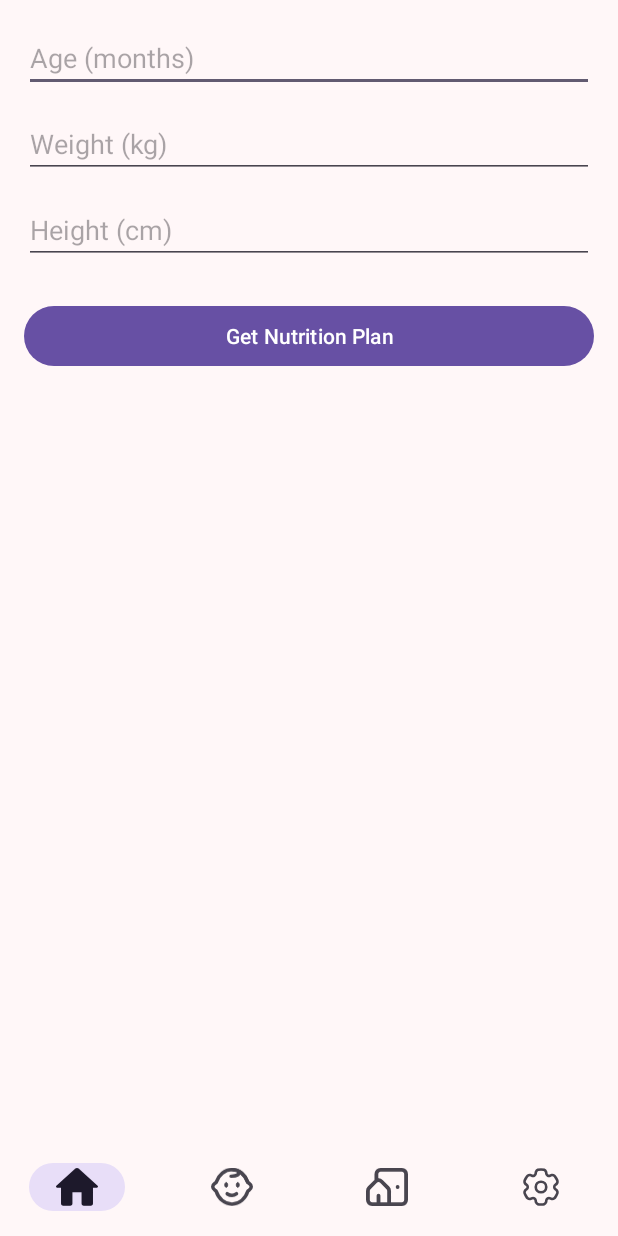
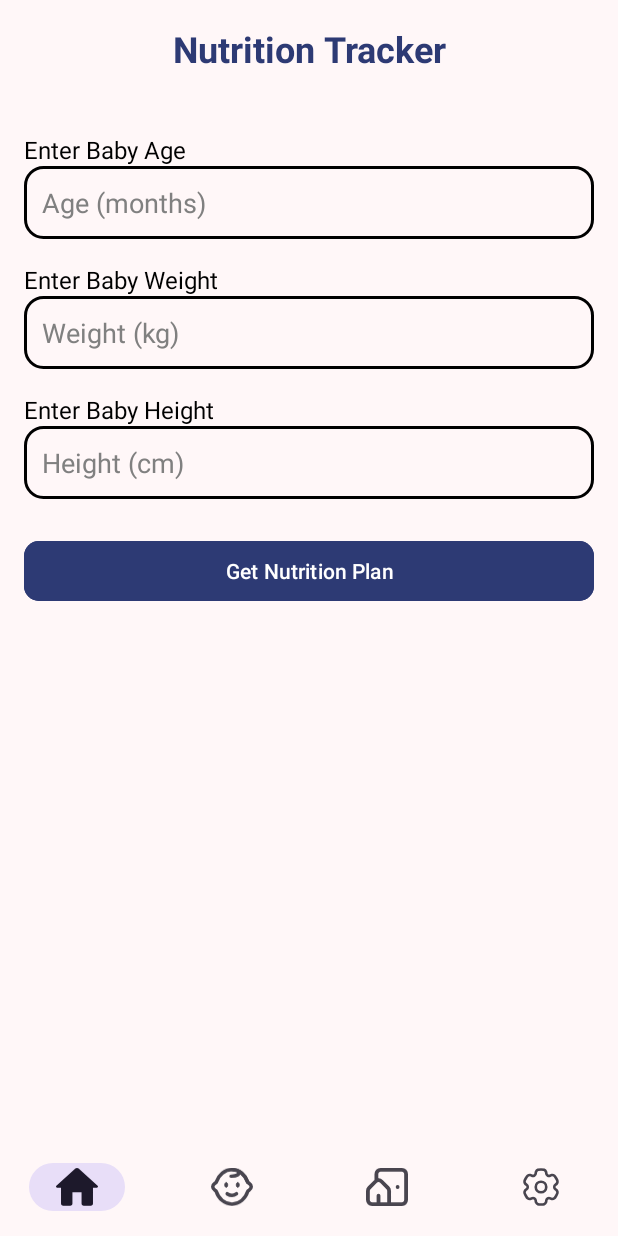
Before and after one commit to yogeshveus/LullabyCare, an Android app: the NutritionTrackerActivity screen opened directly, with no data from a screen before it, on a phone screen of 412 x 824 dp. Run offline under Robolectric (Android 15) with nearby library versions, the phone set to English and light mode, and no system bars.

Commit message:
Improveed Nutrition tracker UI and implemented gemini

```diff
--- a/app/build.gradle.kts
+++ b/app/build.gradle.kts
@@ -51,6 +51,8 @@ dependencies {
     ksp(libs.androidx.room.compiler)
 
     // your existing dependencies...
+    implementation ("com.squareup.okhttp3:okhttp:4.11.0")
+    implementation ("org.jetbrains.kotlinx:kotlinx-coroutines-android:1.7.3")
     implementation(libs.lifecycle.viewmodel.ktx.v270)
     implementation(libs.androidx.lifecycle.runtime.ktx)
     implementation(libs.androidx.lifecycle.extensions)
--- a/app/src/main/java/com/example/babymonitorapp/ReminderReciever.kt
+++ b/app/src/main/java/com/example/babymonitorapp/ReminderReciever.kt
@@ -1,5 +1,6 @@
 package com.example.babymonitorapp
 
+import android.annotation.SuppressLint
 import android.content.BroadcastReceiver
 import android.content.Context
 import android.content.Intent
@@ -9,6 +10,7 @@ import android.util.Log
 import android.widget.Toast
 
 class ReminderReceiver : BroadcastReceiver() {
+    @SuppressLint("MissingPermission")
     override fun onReceive(context: Context, intent: Intent) {
         val text = intent.getStringExtra("text") ?: "Reminder"
 
--- /dev/null
+++ b/app/src/main/res/drawable/edittext_border.xml
@@ -0,0 +1,12 @@
+<?xml version="1.0" encoding="utf-8"?>
+<shape xmlns:android="http://schemas.android.com/apk/res/android"
+    android:shape="rectangle">
+
+    <solid android:color="@android:color/transparent" />
+
+    <stroke
+        android:width="2dp"
+        android:color="@android:color/black" />
+
+    <corners android:radius="12dp" />
+</shape>
--- a/app/src/main/res/layout/activity_main3.xml
+++ b/app/src/main/res/layout/activity_main3.xml
@@ -31,8 +31,6 @@
                 android:paddingStart="16dp"
                 android:paddingEnd="16dp">
 
-                <!-- Left Icon -->
-
                 <!-- Greeting Text -->
                 <TextView
                     android:id="@+id/textView"
@@ -40,8 +38,10 @@
                     android:layout_height="wrap_content"
                     android:layout_weight="1"
                     android:fontFamily="sans-serif-medium"
-                    android:gravity="center"
+                    android:gravity="start"
+                    android:paddingStart="10dp"
                     android:text="Good Morning!"
+                    android:textAlignment="textStart"
                     android:textColor="#FBFBFB"
                     android:textSize="30sp" />
 
--- a/app/src/main/res/layout/activity_nutrition_tracker.xml
+++ b/app/src/main/res/layout/activity_nutrition_tracker.xml
@@ -8,56 +8,120 @@
     android:layout_height="match_parent"
     android:background="@color/backgroundLight">
 
+    <!-- Nutrition Tracker Heading -->
+    <TextView
+        android:id="@+id/nutritionTrackerHeading"
+        android:layout_width="0dp"
+        android:layout_height="wrap_content"
+        android:text="Nutrition Tracker"
+        android:textSize="24sp"
+        android:textStyle="bold"
+        android:textColor="@color/primaryBlue"
+        android:gravity="center"
+        android:padding="16dp"
+        app:layout_constraintTop_toTopOf="parent"
+        app:layout_constraintStart_toStartOf="parent"
+        app:layout_constraintEnd_toEndOf="parent" />
+
     <ScrollView
+        android:id="@+id/scrollView"
         android:padding="16dp"
-    android:layout_width="match_parent"
-    android:layout_height="match_parent">
+        android:layout_width="0dp"
+        android:layout_height="0dp"
+        app:layout_constraintTop_toBottomOf="@id/nutritionTrackerHeading"
+        app:layout_constraintBottom_toTopOf="@id/bottomNavigationView"
+        app:layout_constraintStart_toStartOf="parent"
+        app:layout_constraintEnd_toEndOf="parent">
 
         <LinearLayout
             android:orientation="vertical"
             android:layout_width="match_parent"
             android:layout_height="wrap_content">
 
+            <!-- Age Label -->
+            <TextView
+                android:layout_width="match_parent"
+                android:layout_height="wrap_content"
+                android:text="Enter Baby Age"
+                android:textSize="16sp"
+                android:textColor="@android:color/black"
+                android:layout_marginTop="8dp"/>
+
             <EditText
                 android:id="@+id/ageInput"
                 android:layout_width="match_parent"
                 android:layout_height="wrap_content"
                 android:hint="@string/age_hint"
-            android:inputType="number" />
+                android:inputType="number"
+                android:background="@drawable/edittext_border"
+                android:padding="12dp"
+                android:textColor="@android:color/black"
+                android:textColorHint="#808080"/>
+
+            <!-- Weight Label -->
+            <TextView
+                android:layout_width="match_parent"
+                android:layout_height="wrap_content"
+                android:text="Enter Baby Weight"
+                android:textSize="16sp"
+                android:textColor="@android:color/black"
+                android:layout_marginTop="16dp"/>
 
             <EditText
                 android:id="@+id/weightInput"
                 android:layout_width="match_parent"
                 android:layout_height="wrap_content"
-            android:layout_marginTop="12dp"
                 android:hint="@string/weight_hint"
-            android:inputType="numberDecimal" />
+                android:inputType="numberDecimal"
+                android:background="@drawable/edittext_border"
+                android:padding="12dp"
+                android:textColor="@android:color/black"
+                android:textColorHint="#808080"/>
+
+            <!-- Height Label -->
+            <TextView
+                android:layout_width="match_parent"
+                android:layout_height="wrap_content"
+                android:text="Enter Baby Height"
+                android:textSize="16sp"
+                android:textColor="@android:color/black"
+                android:layout_marginTop="16dp"/>
 
             <EditText
                 android:id="@+id/heightInput"
                 android:layout_width="match_parent"
                 android:layout_height="wrap_content"
-            android:layout_marginTop="12dp"
                 android:hint="@string/height_hint"
-            android:inputType="numberDecimal" />
+                android:inputType="numberDecimal"
+                android:background="@drawable/edittext_border"
+                android:padding="12dp"
+                android:textColor="@android:color/black"
+                android:textColorHint="#808080"/>
 
+            <!-- Submit Button -->
             <Button
                 android:id="@+id/submitBtn"
                 android:layout_width="match_parent"
                 android:layout_height="wrap_content"
                 android:layout_marginTop="24dp"
-            android:text="@string/get_nutrition_plan" />
+                android:text="@string/get_nutrition_plan"
+                android:textColor="@android:color/white"
+                android:backgroundTint="@color/primaryBlue"
+                app:cornerRadius="10dp"/>
 
+            <!-- Recommendation Text -->
             <TextView
                 android:id="@+id/recommendationText"
                 android:layout_width="match_parent"
-            android:layout_height="264dp"
+                android:layout_height="wrap_content"
                 android:layout_marginTop="24dp"
                 android:text=""
-            android:textSize="16sp" />
+                android:textSize="16sp"/>
+
         </LinearLayout>
 
     </ScrollView>
+
     <com.google.android.material.bottomnavigation.BottomNavigationView
         android:id="@+id/bottomNavigationView"
         android:layout_width="0dp"
@@ -70,4 +134,5 @@
         app:layout_constraintStart_toStartOf="parent"
         app:layout_constraintEnd_toEndOf="parent"
         app:menu="@menu/bottom_nav_menu" />
+
 </androidx.constraintlayout.widget.ConstraintLayout>
```
Also changed, not shown: app/src/main/java/com/example/babymonitorapp/NutritionTracker.kt (+65 -104 lines), app/src/main/java/com/example/babymonitorapp/NutritionTrackerActivity.kt (+31 -14 lines). Lines whose indentation alone changed are shown as unchanged.
